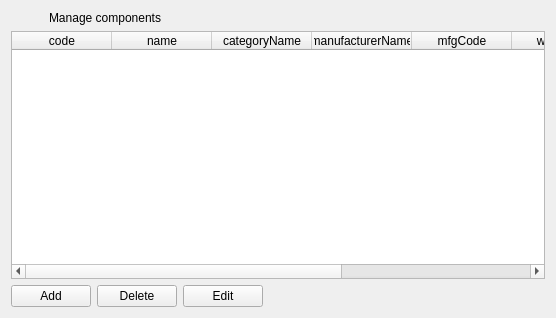
Old version of the form client/uiforms/components.ui in the repository Wolframe/configurator.
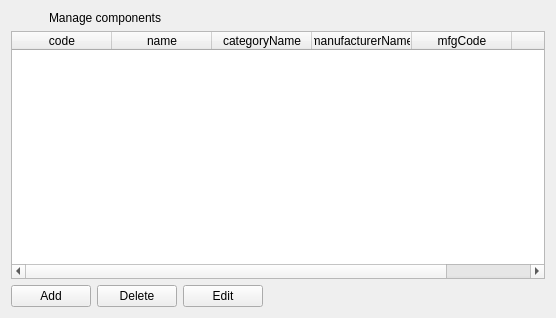
New version of the form. Icons and pictures are not drawn.

The edit to the form file:
```diff
--- a/client/uiforms/components.ui
+++ b/client/uiforms/components.ui
@@ -151,16 +151,6 @@
        <string>mfgCode</string>
       </property>
      </column>
-     <column>
-      <property name="text">
-       <string>webPage</string>
-      </property>
-     </column>
-     <column>
-      <property name="text">
-       <string>description</string>
-      </property>
-     </column>
      <column>
       <property name="text">
        <string>price</string>
```
Left out of the diff: 6 changed lines with no effect on the pictures.
